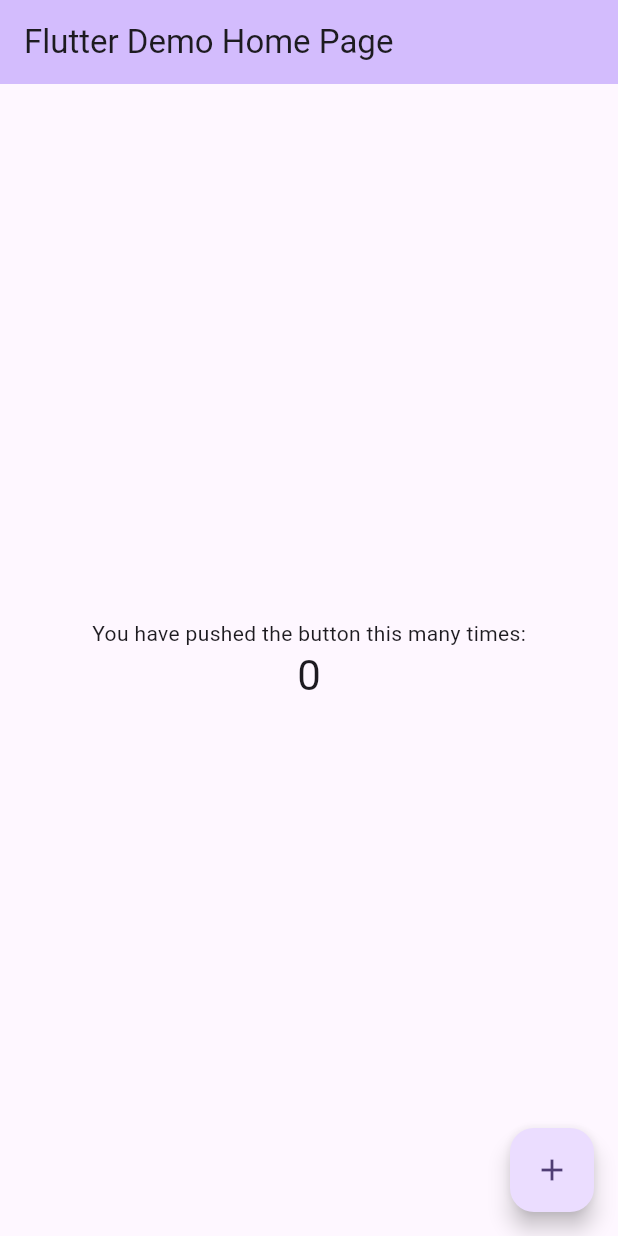
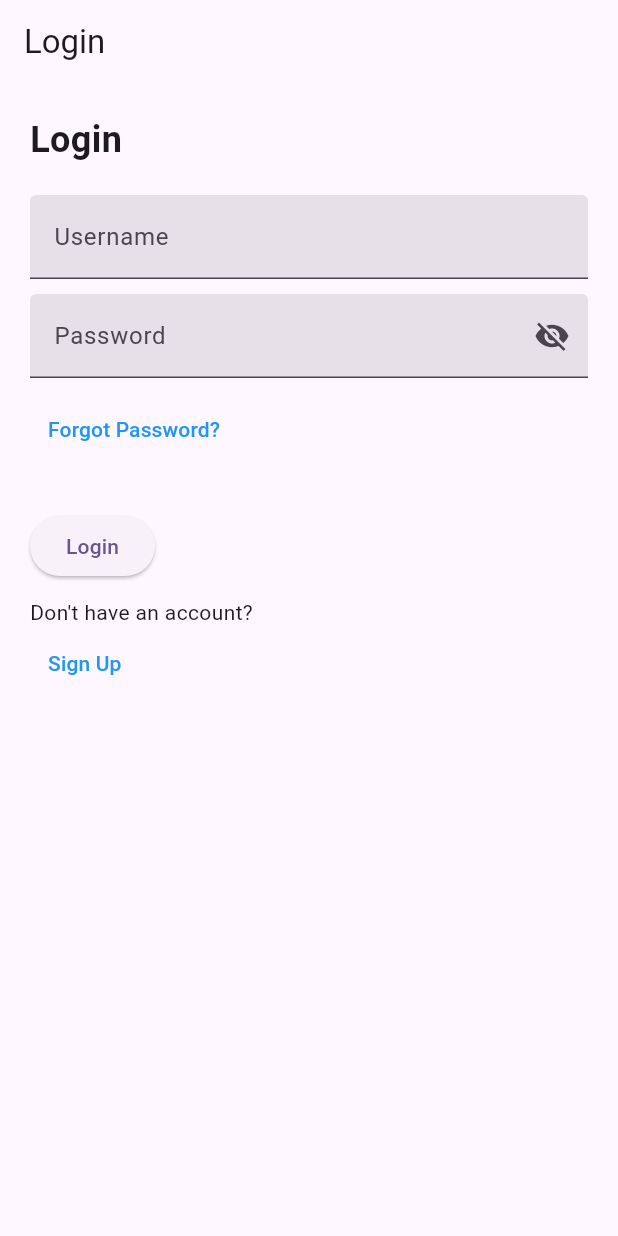
Before and after one commit to Romodo-by-BitAlchemy/passenger, a Flutter app: the screen it shows after launch, on a phone screen of 412 x 824 dp. Run offline on Flutter 3.47's test engine with Material 3 defaults, Android fonts, the phone set to English and light mode, and no system bars.

Commit message:
login started

```diff
--- /dev/null
+++ b/lib/Pages/login.dart
@@ -0,0 +1,134 @@
+// ignore: file_names
+import 'package:flutter/material.dart';
+
+class LoginScreen extends StatefulWidget {
+  const LoginScreen({super.key, required String title});
+
+  @override
+  // ignore: library_private_types_in_public_api
+  _LoginScreenState createState() => _LoginScreenState();
+}
+
+class _LoginScreenState extends State<LoginScreen> {
+  final TextEditingController _usernameController = TextEditingController();
+  final TextEditingController _passwordController = TextEditingController();
+  bool _showPassword = false;
+  String _errorMessage = "";
+
+  void _handleSubmit() {
+    // Implement your login logic here
+    String username = _usernameController.text;
+    String password = _passwordController.text;
+
+    // Check if username and password are valid
+    if (username.isNotEmpty && password.isNotEmpty) {
+      // Perform login operation
+      // ignore: avoid_print
+      print("User logged in successfully");
+      showDialog(
+        context: context,
+        builder: (BuildContext context) {
+          return AlertDialog(
+            title: const Text("Success"),
+            content: const Text("User logged in successfully"),
+            actions: [
+              TextButton(
+                onPressed: () {
+                  Navigator.of(context).pop();
+                },
+                child: const Text("OK"),
+              ),
+            ],
+          );
+        },
+      );
+      // Clear text fields
+      _usernameController.clear();
+      _passwordController.clear();
+    } else {
+      setState(() {
+        _errorMessage = "Invalid username or password. Please try again.";
+      });
+    }
+  }
+
+  @override
+  Widget build(BuildContext context) {
+    return Scaffold(
+      appBar: AppBar(
+        title: const Text('Login'),
+      ),
+      body: Padding(
+        padding: const EdgeInsets.all(20.0),
+        child: Column(
+          crossAxisAlignment: CrossAxisAlignment.start,
+          children: [
+            const Text(
+              'Login',
+              style: TextStyle(fontSize: 24.0, fontWeight: FontWeight.bold),
+            ),
+            const SizedBox(height: 20.0),
+            TextField(
+              controller: _usernameController,
+              decoration: const InputDecoration(
+                labelText: 'Username',
+                filled: true,
+              ),
+            ),
+            const SizedBox(height: 10.0),
+            TextField(
+              controller: _passwordController,
+              obscureText: !_showPassword,
+              decoration: InputDecoration(
+                labelText: 'Password',
+                filled: true,
+                suffixIcon: IconButton(
+                  icon: Icon(_showPassword ? Icons.visibility : Icons.visibility_off),
+                  onPressed: () {
+                    setState(() {
+                      _showPassword = !_showPassword;
+                    });
+                  },
+                ),
+              ),
+            ),
+            const SizedBox(height: 10.0),
+            TextButton(
+              onPressed: () {
+                // Implement Forgot Password functionality
+                Navigator.pushNamed(context, '/forgotPassword');
+              },
+              child: const Text(
+                'Forgot Password?',
+                style: TextStyle(color: Colors.blue),
+              ),
+            ),
+            const SizedBox(height: 10.0),
+            _errorMessage.isNotEmpty
+                ? Text(
+                    _errorMessage,
+                    style: const TextStyle(color: Colors.red),
+                  )
+                : const SizedBox(),
+            const SizedBox(height: 20.0),
+            ElevatedButton(
+              onPressed: _handleSubmit,
+              child: const Text('Login'),
+            ),
+            const SizedBox(height: 10.0),
+            const Text('Don\'t have an account?'),
+            TextButton(
+              onPressed: () {
+                Navigator.pushNamed(context, '/signup');
+              },
+              child: const Text(
+                'Sign Up',
+                style: TextStyle(color: Colors.blue),
+              ),
+            ),
+          ],
+        ),
+      ),
+    );
+  }
+}
--- a/lib/main.dart
+++ b/lib/main.dart
@@ -1,4 +1,5 @@
 import 'package:flutter/material.dart';
+import 'package:passenger/Pages/login.dart';
 
 void main() {
   runApp(const MyApp());
@@ -31,7 +32,7 @@ class MyApp extends StatelessWidget {
         colorScheme: ColorScheme.fromSeed(seedColor: Colors.deepPurple),
         useMaterial3: true,
       ),
-      home: const MyHomePage(title: 'Flutter Demo Home Page'),
+      home: const LoginScreen(title: 'Flutter Demo Home Page'),
     );
   }
 }
--- a/pubspec.yaml
+++ b/pubspec.yaml
@@ -30,7 +30,8 @@ environment:
 dependencies:
   flutter:
     sdk: flutter
-
+  flutter_secure_storage: ^9.0.0
+  provider: ^6.1.2
 
   # The following adds the Cupertino Icons font to your application.
   # Use with the CupertinoIcons class for iOS style icons.
```
Also changed, not shown: pubspec.lock, 8 other files.
